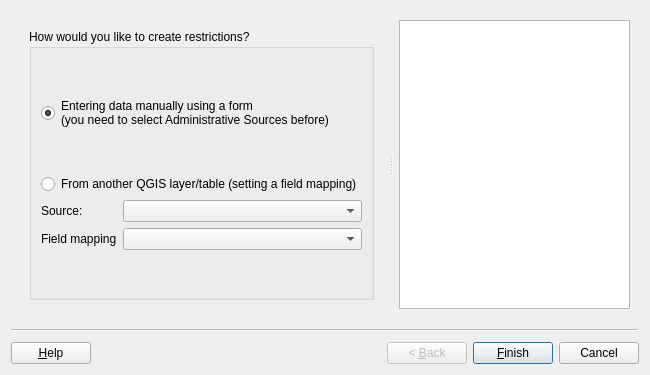
Before: the Qt Designer form asistente_ladm_col/ui/wiz_create_restriction_cadastre.ui in SwissTierrasColombia/Asistente-LADM-COL, drawn with Qt 5.
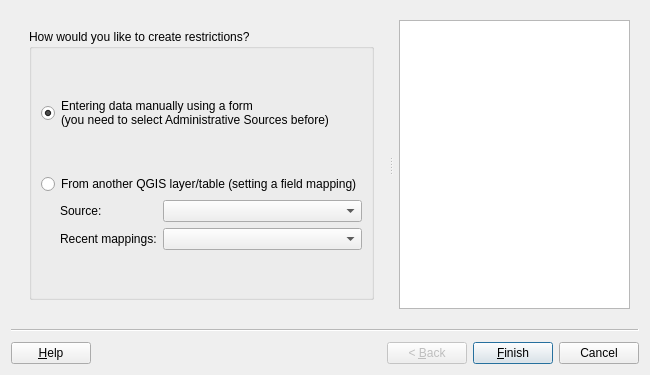
After: the same form once the commit is applied. Custom widgets are drawn as their Qt base class.

Diff of the .ui file:
```diff
--- a/asistente_ladm_col/ui/wiz_create_restriction_cadastre.ui
+++ b/asistente_ladm_col/ui/wiz_create_restriction_cadastre.ui
@@ -49,7 +49,7 @@
            <string>How would you like to create restrictions?</string>
           </property>
           <layout class="QGridLayout" name="gridLayout_3">
-           <item row="0" column="0">
+           <item row="0" column="0" colspan="2">
             <spacer name="verticalSpacer_6">
              <property name="orientation">
               <enum>Qt::Vertical</enum>
@@ -62,7 +62,7 @@
              </property>
             </spacer>
            </item>
-           <item row="1" column="0">
+           <item row="1" column="0" colspan="2">
             <widget class="QRadioButton" name="rad_create_manually">
              <property name="text">
               <string>Entering data manually using a form
@@ -73,7 +73,7 @@
              </property>
             </widget>
            </item>
-           <item row="2" column="0">
+           <item row="2" column="0" colspan="2">
             <spacer name="verticalSpacer_7">
              <property name="orientation">
               <enum>Qt::Vertical</enum>
@@ -86,7 +86,7 @@
              </property>
             </spacer>
            </item>
-           <item row="3" column="0">
+           <item row="3" column="0" colspan="2">
             <widget class="QRadioButton" name="rad_refactor">
              <property name="enabled">
               <bool>true</bool>
@@ -97,6 +97,22 @@
             </widget>
            </item>
            <item row="4" column="0">
+            <spacer name="horizontalSpacer">
+             <property name="orientation">
+              <enum>Qt::Horizontal</enum>
+             </property>
+             <property name="sizeType">
+              <enum>QSizePolicy::Minimum</enum>
+             </property>
+             <property name="sizeHint" stdset="0">
+              <size>
+               <width>13</width>
+               <height>20</height>
+              </size>
+             </property>
+            </spacer>
+           </item>
+           <item row="4" column="1">
             <layout class="QGridLayout" name="gridLayout_2">
              <item row="0" column="0">
               <widget class="QLabel" name="lbl_refactor_source">
@@ -136,7 +152,7 @@
              <item row="1" column="0">
               <widget class="QLabel" name="lbl_field_mapping">
                <property name="text">
-                <string>Field mapping</string>
+                <string>Recent mappings:</string>
                </property>
               </widget>
              </item>
@@ -145,7 +161,7 @@
              </item>
             </layout>
            </item>
-           <item row="5" column="0">
+           <item row="5" column="0" colspan="2">
             <spacer name="verticalSpacer_8">
              <property name="orientation">
               <enum>Qt::Vertical</enum>
```
